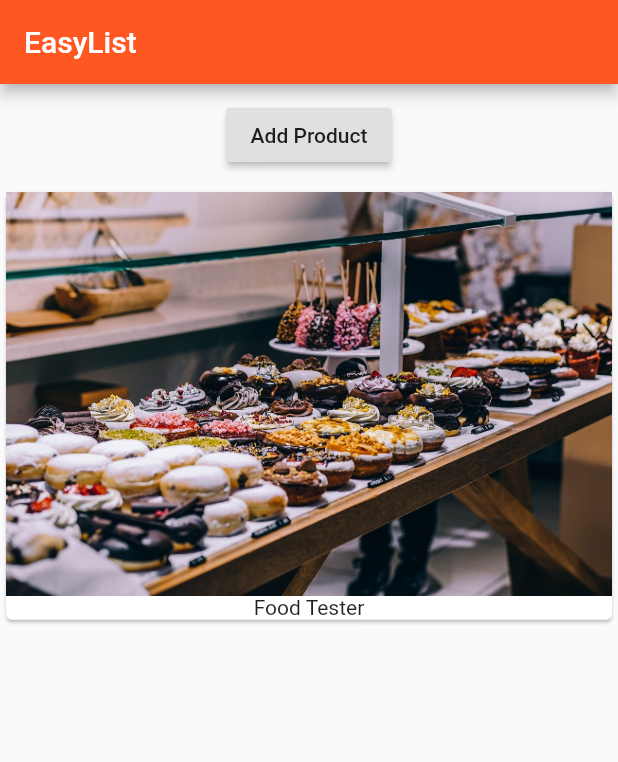
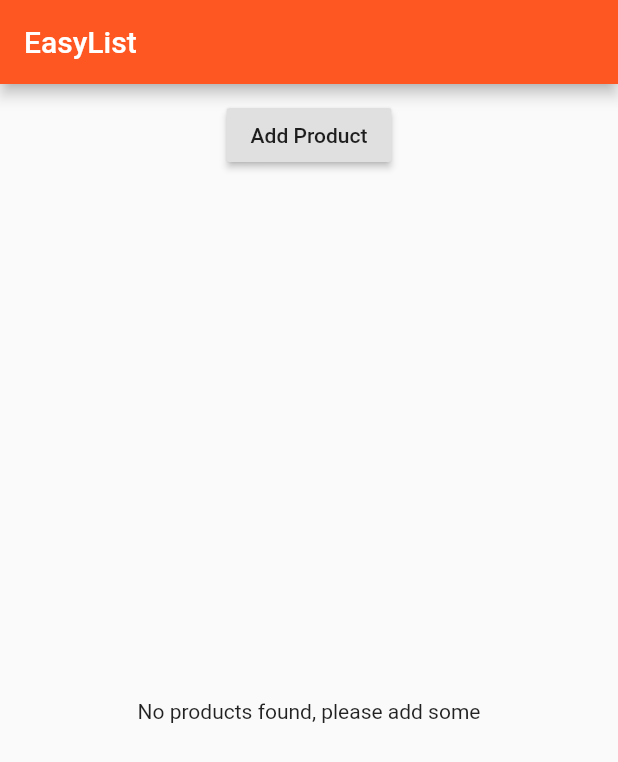
Before and after one commit to psankosik/Flutter-Course, a Flutter app: the screen it shows after launch, on a phone screen of 412 x 824 dp. Shown: the top 762 px of the screen. Run offline on Flutter 3.47's test engine with Material 2 defaults, Android fonts, the phone set to English and light mode, and no system bars.

Commit message:
#4 commit: edit product make it cleaner

```diff
--- a/lib/main.dart
+++ b/lib/main.dart
@@ -1,5 +1,6 @@
 import 'package:flutter/material.dart';
 import 'product_manager.dart';
+//#5 commit modify product
 
 void main() => runApp(MyApp());
 
@@ -7,15 +8,13 @@ class MyApp extends StatelessWidget {
   @override
   Widget build(BuildContext context) {
     return MaterialApp(
-        theme: ThemeData(
-          primarySwatch: Colors.deepOrange ,
-          accentColor:  Colors.deepPurple
-        ),
+      theme: ThemeData(
+          primarySwatch: Colors.deepOrange, accentColor: Colors.deepPurple),
       home: Scaffold(
           appBar: AppBar(
             title: Text('EasyList'),
           ),
-          body: ProductManager('Food Tester')),
+          body: ProductManager()),
     );
   }
 }
--- a/lib/product_manager.dart
+++ b/lib/product_manager.dart
@@ -4,7 +4,7 @@ import './product_control.dart';
 
 class ProductManager extends StatefulWidget {
   final String startingProduct;
-  ProductManager(this.startingProduct) {
+  ProductManager({this.startingProduct}) {
     print('[ProductsManager Widget] Constructor');
   }
 
@@ -21,7 +21,9 @@ class _ProductManagerState extends State<ProductManager> {
   @override
   void initState() {
     print('[ProductsManager State] initState()');
-    _products.add(widget.startingProduct);
+    if (widget.startingProduct != null){
+     _products.add(widget.startingProduct);
+    }
     super.initState();
   }
 
--- a/lib/products.dart
+++ b/lib/products.dart
@@ -3,11 +3,11 @@ import 'package:flutter/material.dart';
 class Products extends StatelessWidget {
   List<String> products;
 
-  Products(this.products){
+  Products(this.products) {
     print('[Products Widget] Constructor');
   }
 
-  Widget _buildProductItem(BuildContext context ,int index) {
+  Widget _buildProductItem(BuildContext context, int index) {
     return Card(
       child: Column(
         children: <Widget>[
@@ -18,12 +18,24 @@ class Products extends StatelessWidget {
     );
   }
 
+Widget _buildProductList() {
+    Widget productCard;
+    if (products.length > 0) {
+      productCard = ListView.builder(
+        itemBuilder: _buildProductItem,
+        itemCount: products.length,
+      );
+    } else {
+      productCard = Center(
+        child: Text('No products found, please add some'),
+      );
+    }
+    return productCard;
+  }
+
   @override
   Widget build(BuildContext context) {
     print('[Products Widget] build()');
-    return ListView.builder(
-      itemBuilder: _buildProductItem, //build item
-      itemCount: products.length, //Item limit
-    );
+    return _buildProductList();
   }
 }
```
Lines whose indentation alone changed are shown as unchanged.
